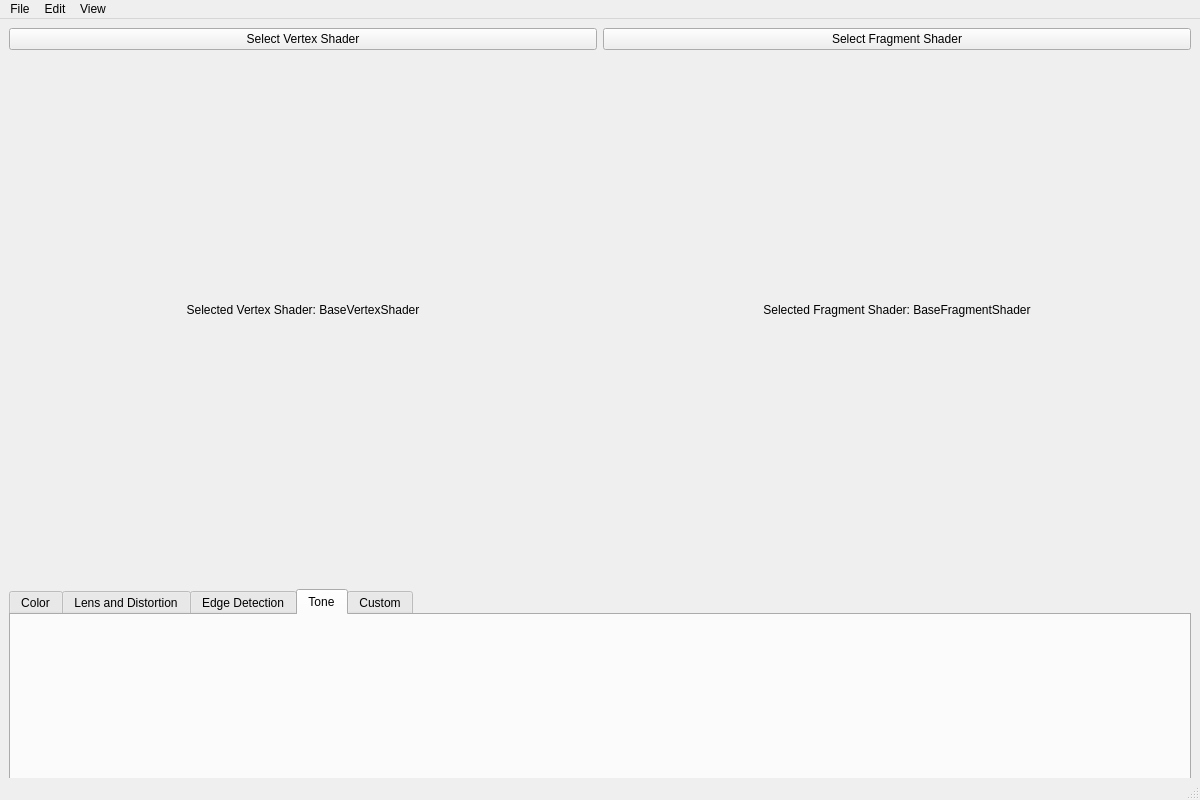
This is mainwindow.ui in Elendoin/ShaderApp as Qt 5 draws it before an edit. The edited form follows.
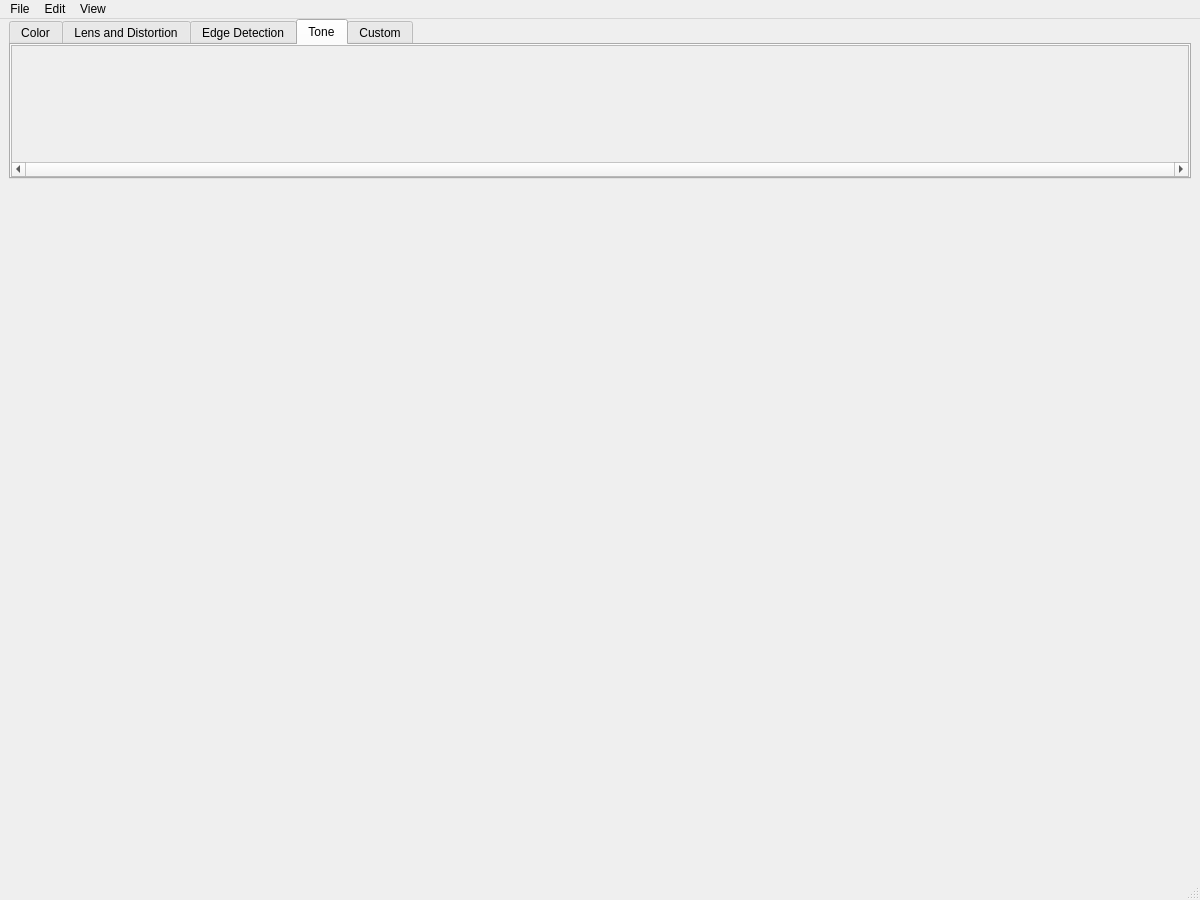
This is the edited form. The open tabs and pages were chosen to show the change.

Commit message: scroll area per tab implementation

```diff
--- a/mainwindow.ui
+++ b/mainwindow.ui
@@ -7,72 +7,21 @@
     <x>0</x>
     <y>0</y>
     <width>1200</width>
-    <height>800</height>
+    <height>900</height>
    </rect>
   </property>
   <property name="windowTitle">
    <string>MainWindow</string>
   </property>
   <widget class="QWidget" name="centralwidget">
-   <layout class="QVBoxLayout" name="verticalLayout" stretch="1,1,5,25">
-    <item>
-     <layout class="QHBoxLayout" name="horizontalLayout" stretch="1,1">
-      <item>
-       <widget class="QPushButton" name="selectVertexShaderButton">
-        <property name="sizePolicy">
-         <sizepolicy hsizetype="Minimum" vsizetype="Fixed">
-          <horstretch>1</horstretch>
-          <verstretch>0</verstretch>
-         </sizepolicy>
-        </property>
-        <property name="text">
-         <string>Select Vertex Shader</string>
-        </property>
-       </widget>
-      </item>
-      <item>
-       <widget class="QPushButton" name="selectFragmentShaderButton">
-        <property name="sizePolicy">
-         <sizepolicy hsizetype="Minimum" vsizetype="Fixed">
-          <horstretch>1</horstretch>
-          <verstretch>0</verstretch>
-         </sizepolicy>
-        </property>
-        <property name="text">
-         <string>Select Fragment Shader</string>
-        </property>
-       </widget>
-      </item>
-     </layout>
-    </item>
-    <item>
-     <layout class="QHBoxLayout" name="horizontalLayout_2">
-      <item>
-       <widget class="QLabel" name="vertexShaderLabel">
-        <property name="text">
-         <string>Selected Vertex Shader: BaseVertexShader</string>
-        </property>
-        <property name="alignment">
-         <set>Qt::AlignmentFlag::AlignCenter</set>
-        </property>
-       </widget>
-      </item>
-      <item>
-       <widget class="QLabel" name="fragmentShaderLabel">
-        <property name="text">
-         <string>Selected Fragment Shader: BaseFragmentShader</string>
-        </property>
-        <property name="alignment">
-         <set>Qt::AlignmentFlag::AlignCenter</set>
-        </property>
-       </widget>
-      </item>
-     </layout>
-    </item>
+   <layout class="QVBoxLayout" name="verticalLayout" stretch="5,1,25">
+    <property name="topMargin">
+     <number>0</number>
+    </property>
     <item>
      <widget class="QTabWidget" name="tabWidget">
       <property name="sizePolicy">
-       <sizepolicy hsizetype="Minimum" vsizetype="Fixed">
+       <sizepolicy hsizetype="Expanding" vsizetype="Fixed">
         <horstretch>0</horstretch>
         <verstretch>0</verstretch>
        </sizepolicy>
@@ -80,7 +29,7 @@
       <property name="minimumSize">
        <size>
         <width>0</width>
-        <height>200</height>
+        <height>140</height>
        </size>
       </property>
       <property name="maximumSize">
@@ -188,14 +137,159 @@
        <attribute name="title">
         <string>Tone</string>
        </attribute>
+       <layout class="QHBoxLayout" name="horizontalLayout_2">
+        <property name="spacing">
+         <number>0</number>
+        </property>
+        <property name="leftMargin">
+         <number>0</number>
+        </property>
+        <property name="topMargin">
+         <number>0</number>
+        </property>
+        <property name="rightMargin">
+         <number>0</number>
+        </property>
+        <property name="bottomMargin">
+         <number>0</number>
+        </property>
+        <item>
+         <widget class="QScrollArea" name="toneScrollArea">
+          <property name="sizePolicy">
+           <sizepolicy hsizetype="Expanding" vsizetype="Expanding">
+            <horstretch>0</horstretch>
+            <verstretch>0</verstretch>
+           </sizepolicy>
+          </property>
+          <property name="verticalScrollBarPolicy">
+           <enum>Qt::ScrollBarPolicy::ScrollBarAlwaysOff</enum>
+          </property>
+          <property name="horizontalScrollBarPolicy">
+           <enum>Qt::ScrollBarPolicy::ScrollBarAlwaysOn</enum>
+          </property>
+          <property name="widgetResizable">
+           <bool>true</bool>
+          </property>
+          <property name="alignment">
+           <set>Qt::AlignmentFlag::AlignLeading|Qt::AlignmentFlag::AlignLeft|Qt::AlignmentFlag::AlignVCenter</set>
+          </property>
+          <widget class="QWidget" name="toneScrollAreaWidgetContents">
+           <property name="geometry">
+            <rect>
+             <x>0</x>
+             <y>0</y>
+             <width>1176</width>
+             <height>94</height>
+            </rect>
+           </property>
+           <layout class="QHBoxLayout" name="horizontalLayout_8">
+            <property name="spacing">
+             <number>6</number>
+            </property>
+            <property name="leftMargin">
+             <number>6</number>
+            </property>
+            <property name="topMargin">
+             <number>0</number>
+            </property>
+            <property name="rightMargin">
+             <number>0</number>
+            </property>
+            <property name="bottomMargin">
+             <number>0</number>
+            </property>
+           </layout>
+          </widget>
+         </widget>
+        </item>
+       </layout>
       </widget>
       <widget class="QWidget" name="customTab">
        <attribute name="title">
         <string>Custom</string>
        </attribute>
+       <layout class="QHBoxLayout" name="horizontalLayout">
+        <property name="spacing">
+         <number>0</number>
+        </property>
+        <property name="leftMargin">
+         <number>0</number>
+        </property>
+        <property name="topMargin">
+         <number>0</number>
+        </property>
+        <property name="rightMargin">
+         <number>0</number>
+        </property>
+        <property name="bottomMargin">
+         <number>0</number>
+        </property>
+        <item>
+         <widget class="QScrollArea" name="customScrollArea">
+          <property name="sizePolicy">
+           <sizepolicy hsizetype="Expanding" vsizetype="Expanding">
+            <horstretch>0</horstretch>
+            <verstretch>0</verstretch>
+           </sizepolicy>
+          </property>
+          <property name="verticalScrollBarPolicy">
+           <enum>Qt::ScrollBarPolicy::ScrollBarAlwaysOff</enum>
+          </property>
+          <property name="horizontalScrollBarPolicy">
+           <enum>Qt::ScrollBarPolicy::ScrollBarAlwaysOn</enum>
+          </property>
+          <property name="widgetResizable">
+           <bool>true</bool>
+          </property>
+          <property name="alignment">
+           <set>Qt::AlignmentFlag::AlignLeading|Qt::AlignmentFlag::AlignLeft|Qt::AlignmentFlag::AlignVCenter</set>
+          </property>
+          <widget class="QWidget" name="customScrollAreaWidgetContents">
+           <property name="geometry">
+            <rect>
+             <x>0</x>
+             <y>0</y>
+             <width>1176</width>
+             <height>94</height>
+            </rect>
+           </property>
+           <layout class="QHBoxLayout" name="horizontalLayout_7">
+            <property name="spacing">
+             <number>6</number>
+            </property>
+            <property name="leftMargin">
+             <number>6</number>
+            </property>
+            <property name="topMargin">
+             <number>0</number>
+            </property>
+            <property name="rightMargin">
+             <number>0</number>
+            </property>
+            <property name="bottomMargin">
+             <number>0</number>
+            </property>
+           </layout>
+          </widget>
+         </widget>
+        </item>
+       </layout>
       </widget>
      </widget>
     </item>
+    <item>
+     <spacer name="verticalSpacer">
+      <property name="orientation">
+       <enum>Qt::Orientation::Vertical</enum>
+      </property>
+      <property name="sizeHint" stdset="0">
+       <size>
+        <width>20</width>
+        <height>40</height>
+       </size>
+      </property>
+     </spacer>
+    </item>
     <item>
      <layout class="QVBoxLayout" name="imageLayout">
       <property name="sizeConstraint">
```
Left out of the diff: 121 changed lines with no effect on the pictures. The commit also changes 9 other files.
